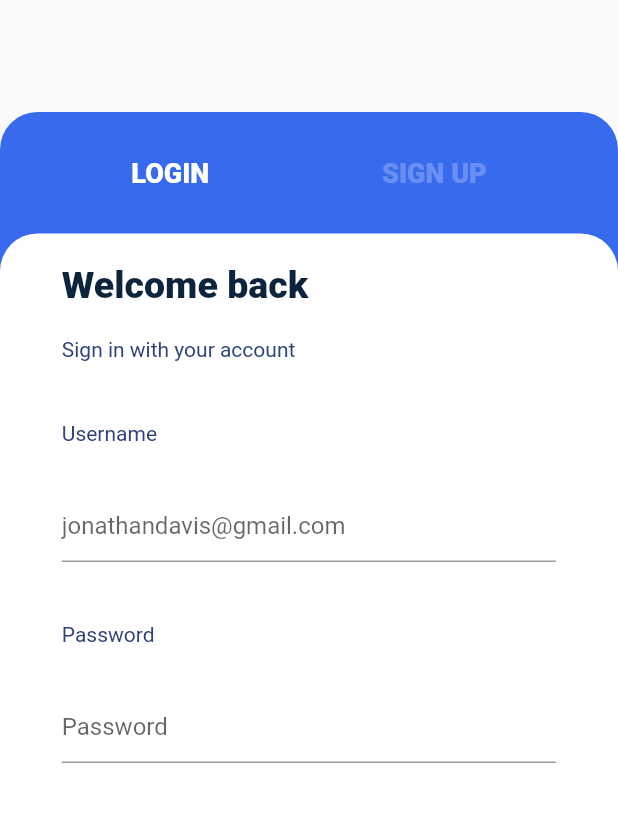
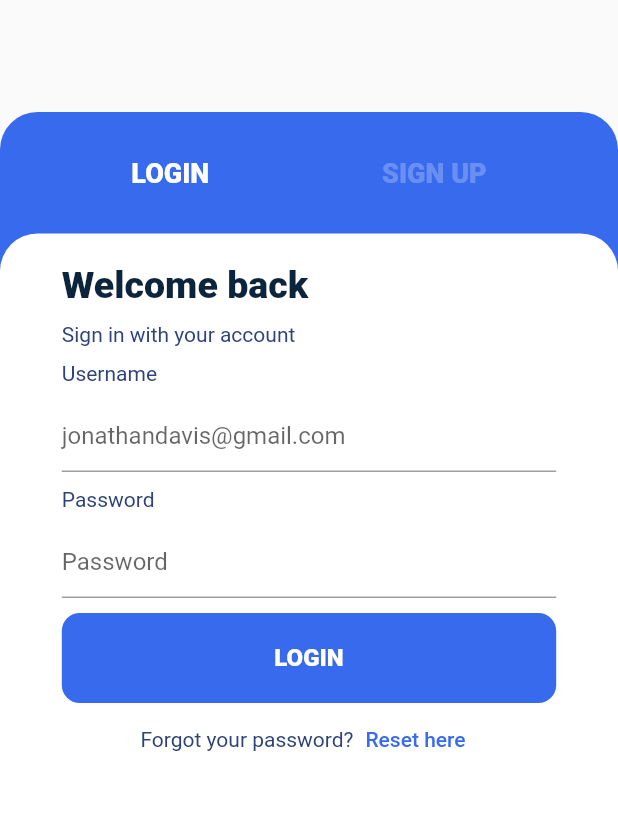
Before and after one commit to arunjewel/blogging_application, a Flutter app: the screen it shows after launch, after a tap on an icon or button, on a phone screen of 412 x 824 dp, the part 197-1019 px from its top. Run offline on Flutter 3.47's test engine with Material 2 defaults, Android fonts, the phone set to English and light mode, and no system bars; our stand-ins replace google_fonts; Roboto replaces fonts that are missing (Tajawal).

Commit message:
login page UI text fields

```diff
--- a/lib/core/constants.dart
+++ b/lib/core/constants.dart
@@ -18,5 +18,7 @@ final headerTextStyle = mainTextStyle.copyWith(
 final subTextStyle = mainTextStyle.copyWith(
     fontSize: 14, fontWeight: FontWeight.w400, color: themeTextColor);
 
-final loginOptionTextStyle =
-    mainTextStyle.copyWith(fontWeight: FontWeight.w800, fontSize: 18,color:backgroundColor);
+final loginOptionTextStyle = mainTextStyle.copyWith(
+    fontWeight: FontWeight.w800, fontSize: 18, color: backgroundColor);
+final themeColorTextStyleSmall = mainTextStyle.copyWith(
+    fontWeight: FontWeight.w500, fontSize: 14, color: themeMainColor);
--- a/lib/ui/login_page/screens/login_page.dart
+++ b/lib/ui/login_page/screens/login_page.dart
@@ -11,6 +11,7 @@ class LoginPage extends StatelessWidget {
   Widget build(BuildContext context) {
     final Size screenSize = MediaQuery.of(context).size;
     return Scaffold(
+      resizeToAvoidBottomInset: false,
       body: SafeArea(
         child: Center(
           child: Column(
@@ -77,16 +78,18 @@ class LoginPage extends StatelessWidget {
                                     style: headerTextStyle)),
                             Container(
                               width: screenSize.width * 0.8,
-                              margin:
-                                  const EdgeInsets.only(top: 20, bottom: 20),
+                              margin: const EdgeInsets.only(
+                                top: 10,
+                              ),
                               child: Text("Sign in with your account",
                                   style: subTextStyle),
                             ),
                             textFieldLabelText(screenSize, "Username"),
                             Container(
                               width: screenSize.width * 0.8,
-                              margin:
-                                  const EdgeInsets.only(top: 10, bottom: 20),
+                              margin: const EdgeInsets.only(
+                                top: 10,
+                              ),
                               child: const TextFieldWidget(
                                 hintText: 'jonathandavis@gmail.com',
                               ),
@@ -94,11 +97,54 @@ class LoginPage extends StatelessWidget {
                             textFieldLabelText(screenSize, "Password"),
                             Container(
                               width: screenSize.width * 0.8,
-                              margin:
-                                  const EdgeInsets.only(top: 10, bottom: 20),
+                              margin: const EdgeInsets.only(
+                                top: 10,
+                              ),
                               child: const TextFieldWidget(
                                 hintText: "Password",
                               ),
+                            ),
+                            GestureDetector(
+                              onTap: () {},
+                              child: Container(
+                                margin:const EdgeInsets.only(top: 10),
+                                height: 60,
+                                width: screenSize.width * 0.8,
+                                decoration: const BoxDecoration(
+                                  color: themeMainColor,
+                                  borderRadius: BorderRadius.all(
+                                    Radius.circular(12.0),
+                                  ),
+                                ),
+                                child: Center(
+                                  child: Text(
+                                    "LOGIN",
+                                    style: loginOptionTextStyle.copyWith(
+                                        fontSize: 16),
+                                  ),
+                                ),
+                              ),
+                            ),
+                            Center(
+                              child: Row(
+                                  crossAxisAlignment: CrossAxisAlignment.center,
+                                  mainAxisAlignment: MainAxisAlignment.center,
+                                  children: [
+                                    Text(
+                                      "Forgot your password?",
+                                      style: subTextStyle,
+                                    ),
+                                    Align(
+                                      alignment: Alignment.centerRight,
+                                      child: TextButton(
+                                        child: Text(
+                                          "Reset here",
+                                          style: themeColorTextStyleSmall,
+                                        ),
+                                        onPressed: () {},
+                                      ),
+                                    ),
+                                  ]),
                             ),
                           ],
                         ),
@@ -117,7 +163,9 @@ class LoginPage extends StatelessWidget {
   Container textFieldLabelText(Size screenSize, String labelName) {
     return Container(
       width: screenSize.width * 0.8,
-      margin: const EdgeInsets.only(top: 20, bottom: 20),
+      margin: const EdgeInsets.only(
+        top: 10,
+      ),
       child: Text(labelName, style: subTextStyle),
     );
   }
--- a/lib/ui/widgets/text_field_widget.dart
+++ b/lib/ui/widgets/text_field_widget.dart
@@ -1,4 +1,5 @@
 import 'package:flutter/material.dart';
+
 class TextFieldWidget extends StatelessWidget {
   final bool obscureText;
   final String hintText;
@@ -14,9 +15,7 @@ class TextFieldWidget extends StatelessWidget {
     return TextField(
       obscureText: obscureText,
       obscuringCharacter: "*",
-      decoration: InputDecoration(
-        hintText: hintText,
-      ),
+      decoration: InputDecoration(hintText: hintText, focusColor: Colors.red),
     );
   }
 }
```
